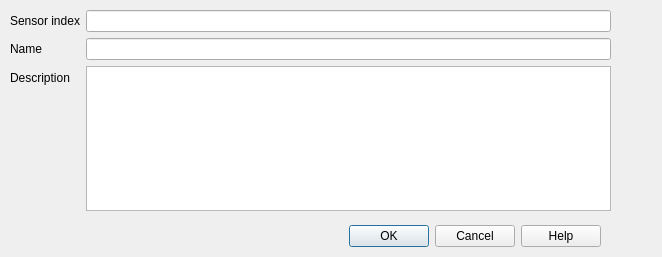
Qt form src/cdlgeditsensorindex.ui (grodansparadis/vscp-works-qt) before a commit.
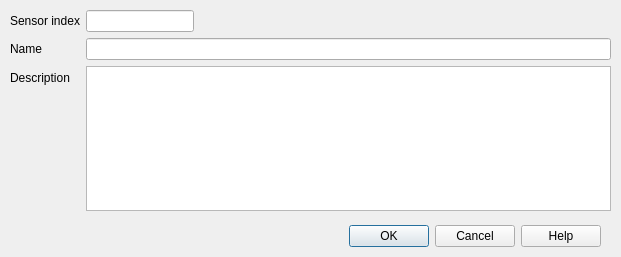
The same form after that commit.

```diff
--- a/src/cdlgeditsensorindex.ui
+++ b/src/cdlgeditsensorindex.ui
@@ -6,7 +6,7 @@
    <rect>
     <x>0</x>
     <y>0</y>
-    <width>662</width>
+    <width>621</width>
     <height>257</height>
    </rect>
   </property>
@@ -65,7 +65,17 @@
      </widget>
     </item>
     <item row="0" column="1">
-     <widget class="QLineEdit" name="editSensorIndex"/>
+     <widget class="QLineEdit" name="editSensorIndex">
+      <property name="sizePolicy">
+       <sizepolicy hsizetype="Fixed" vsizetype="Fixed">
+        <horstretch>0</horstretch>
+        <verstretch>0</verstretch>
+       </sizepolicy>
+      </property>
+      <property name="toolTip">
+       <string>Enter index for sensor  0-255 (0- 7 for level I nodes)</string>
+      </property>
+     </widget>
     </item>
     <item row="1" column="0">
      <widget class="QLabel" name="label_2">
```
Left out of the diff: 9 changed lines with no effect on the pictures.
